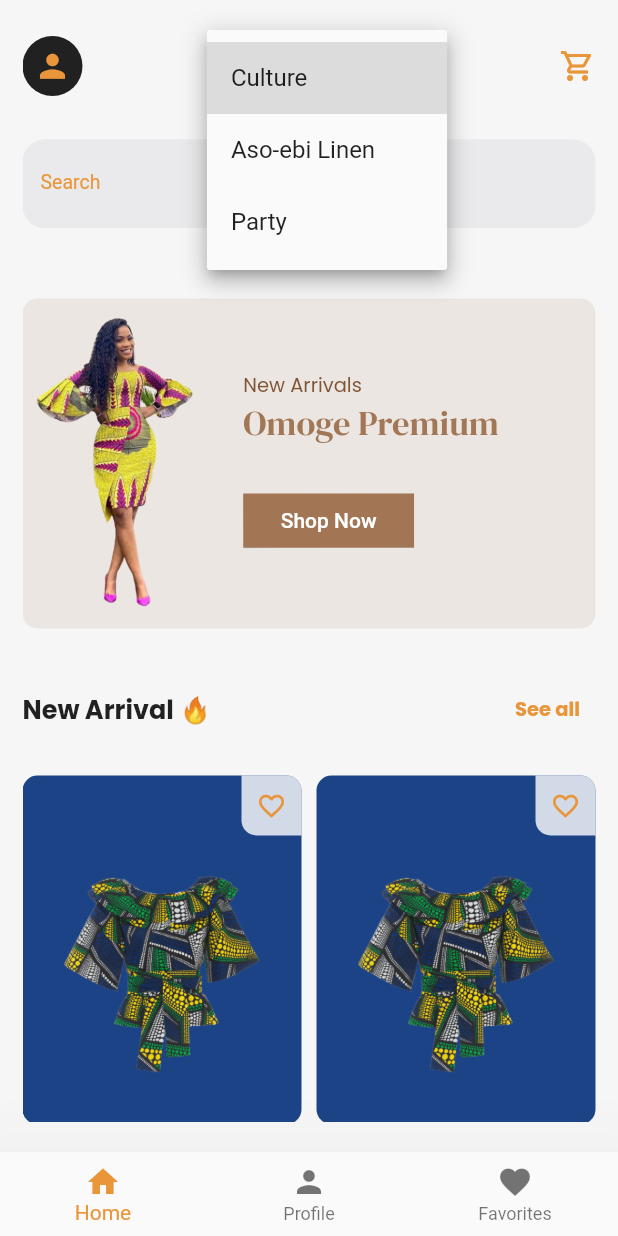
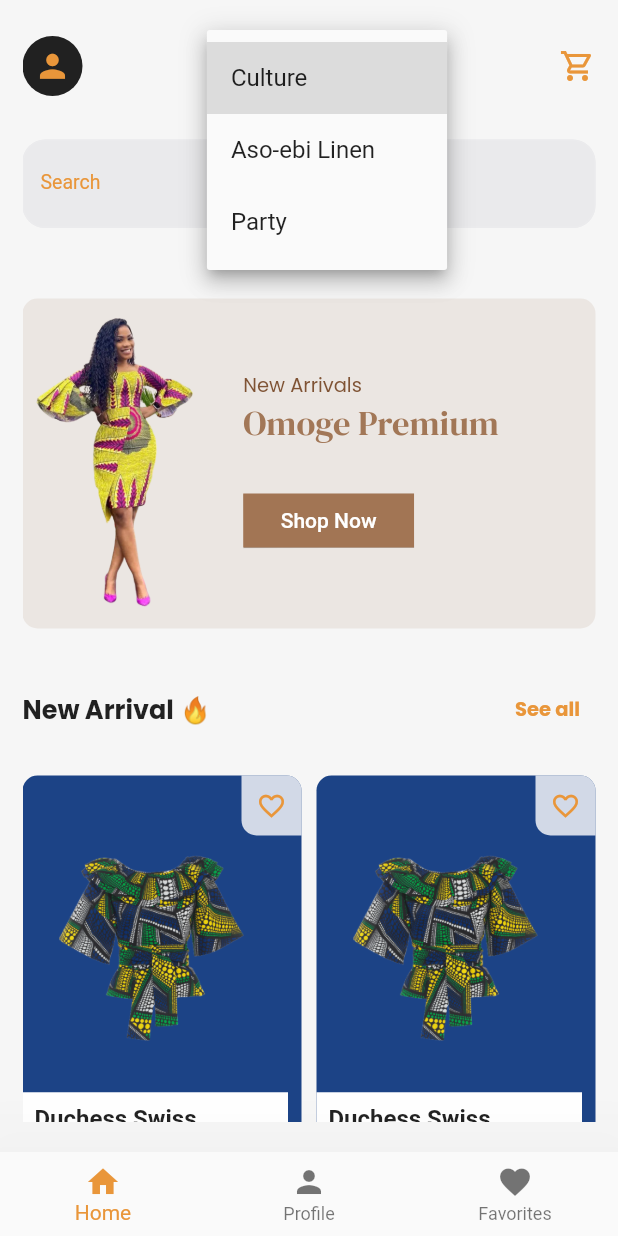
Before and after one commit to black-coda/ologe, a Flutter app: the screen it shows after launch, after a tap on the "keyboard arrow down" icon, on a phone screen of 412 x 824 dp. Run offline on Flutter 3.47's test engine with Material 2 defaults, Android fonts, the phone set to English and light mode, and no system bars; our stand-ins replace font_awesome_flutter, google_fonts.

Commit message:
Login, Card and Profile ✅
Fixed login view, perfected grid with stack and Started Profile UI

```diff
--- a/lib/UI/cardGrid.dart
+++ b/lib/UI/cardGrid.dart
@@ -1,5 +1,5 @@
+import 'dart:math' as math;
 import 'package:flutter/material.dart';
-import 'dart:math' as math;
 
 class CardGrids extends StatefulWidget {
   const CardGrids({super.key});
@@ -15,7 +15,7 @@ class _CardGridsState extends State<CardGrids> {
     return SliverGrid(
       gridDelegate: const SliverGridDelegateWithFixedCrossAxisCount(
         crossAxisCount: 2,
-        childAspectRatio: 0.8,
+        childAspectRatio: 0.65,
         mainAxisSpacing: 10.0,
         crossAxisSpacing: 10.0,
       ),
@@ -26,8 +26,8 @@ class _CardGridsState extends State<CardGrids> {
                 color: Color((math.Random().nextDouble() * 0xFFFFFF).toInt())
                     .withOpacity(1.0),
                 borderRadius: const BorderRadius.all(Radius.circular(10.0))),
-            padding: const EdgeInsets.only(bottom: 2.0, right: 0),
-            child: Column(
+            padding: const EdgeInsets.only(bottom: .0, right: 0),
+            child: Stack(
               children: [
                 Row(
                   mainAxisAlignment: MainAxisAlignment.end,
@@ -61,14 +61,84 @@ class _CardGridsState extends State<CardGrids> {
 
                 // Image goes here
 
-                SizedBox(
-                  height: 175,
-                  child: Image.asset(
-                    "assets/clothe_1.png",
-                    // alignment: Alignment.topRight,
-                    fit: BoxFit.contain,
+                Positioned(
+                  left: 24,
+                  top: 28,
+                  child: SizedBox(
+                    height: 165,
+                    child: Image.asset(
+                      "assets/clothe_1.png",
+                      // alignment: Alignment.topRight,
+                      fit: BoxFit.contain,
+                    ),
                   ),
                 ),
+
+                Positioned(
+                  width: 177,
+                  bottom: 0,
+                  height: 75,
+                  // width: 50,
+                  child: Container(
+                    // alignment: Alignment.bottomCenter,
+                    height: 50,
+                    // width: 27,
+                    padding: const EdgeInsets.only(
+                      bottom: 8.0,
+                      top: 8.0,
+                      left: 8.0,
+                    ),
+                    decoration: const BoxDecoration(
+                      color: Colors.white,
+                      borderRadius: BorderRadius.only(
+                        bottomLeft: Radius.circular(10.0),
+                        bottomRight: Radius.circular(10.0),
+                      ),
+                    ),
+                    child: Column(
+                      // mainAxisAlignment: MainAxisAlignment.start,
+                      crossAxisAlignment: CrossAxisAlignment.start,
+                      children: [
+                        // Name of clothes
+                        const Text(
+                          "Duchess Swiss",
+                          style: TextStyle(
+                            fontWeight: FontWeight.bold,
+                            fontSize: 16,
+                          ),
+                          textAlign: TextAlign.left,
+                        ),
+                        const SizedBox(height: 1),
+                        Expanded(
+                          child: Row(
+                            mainAxisAlignment: MainAxisAlignment.spaceBetween,
+                            children: [
+                              // Price of Material
+                              Text(
+                                "N20,000",
+                                style: TextStyle(
+                                  color: Theme.of(context).colorScheme.primary,
+                                  fontWeight: FontWeight.bold,
+                                  fontSize: 14,
+                                ),
+                              ),
+
+                              IconButton(
+                                padding: EdgeInsets.zero,
+                                //TODO: To implement add to cart
+                                onPressed: () {},
+                                icon: Icon(
+                                  Icons.add_shopping_cart_rounded,
+                                  color: Theme.of(context).colorScheme.primary,
+                                ),
+                              )
+                            ],
+                          ),
+                        )
+                      ],
+                    ),
+                  ),
+                )
               ],
             ),
           );
--- a/lib/UI/home.dart
+++ b/lib/UI/home.dart
@@ -208,6 +208,9 @@ class DashFeed extends StatelessWidget {
   }
 }
 
+
+// Search BAR
+
 class SearchTextFormField extends StatelessWidget {
   const SearchTextFormField({
     Key? key,
--- a/lib/bottom_nav_bar.dart
+++ b/lib/bottom_nav_bar.dart
@@ -2,6 +2,8 @@ import 'package:damishop/UI/home.dart';
 import 'package:damishop/defaults.dart';
 import 'package:damishop/UI/login_ui.dart';
 import 'package:flutter/material.dart';
+
+import 'UI/profile/profile.dart';
 
 class MenuBar extends StatefulWidget {
   const MenuBar({super.key});
@@ -16,9 +18,7 @@ class _MenuBarState extends State<MenuBar> {
   final List<Widget> pages = const [
     HomeScreen(),
     HomeWidget(),
-    Center(
-      child: Text("Yap"),
-    ),
+    ProfileView(),
   ];
 
   @override
--- a/lib/main.dart
+++ b/lib/main.dart
@@ -17,12 +17,14 @@ class AppWidget extends StatelessWidget {
         primaryColor: const Color(0xffE9963A),
         colorScheme: const ColorScheme.light(
           primary: Color(0xffE9963A),
-          secondary: Colors.white
+          secondary: Colors.white,
         ),
       ),
       debugShowCheckedModeBanner: false,
       // routes: ,
-      home: const SafeArea(child: MenuBar()),
+      home: const SafeArea(
+        child: MenuBar(),
+      ),
     );
   }
 }
```
Also changed, not shown: lib/UI/login_ui.dart (+8 -4 lines), lib/UI/profile/profile.dart (added, +86 -0 lines).
